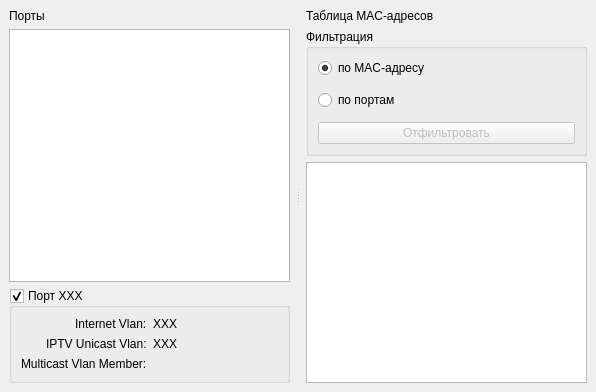
This is gui/switchpagewidget.ui in cwlan2016/access-manager as Qt 5 draws it before an edit. The edited form follows.
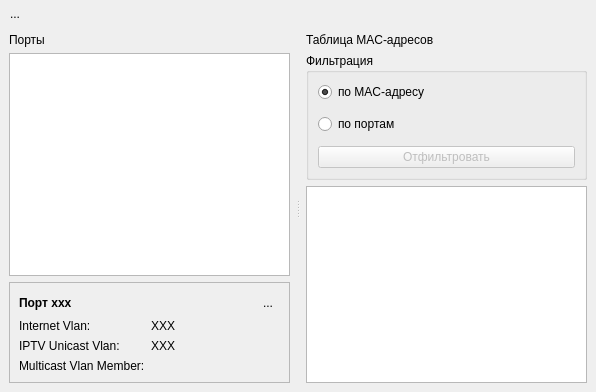
This is the edited form. Icons and pictures are not drawn. Custom widgets are drawn as their Qt base class.

Commit message: Changes: * Full redesign interface app * Fixed bug get info from devices * Merge EditDslamBoardTablePageWidget with DslamPageWidget * Remove unused image * Bump version app * Some refactoring * 16x16 images replace on 22x22 images

Patch:
```diff
--- a/gui/switchpagewidget.ui
+++ b/gui/switchpagewidget.ui
@@ -29,6 +29,43 @@
    <property name="bottomMargin">
     <number>3</number>
    </property>
+   <item>
+    <layout class="QHBoxLayout" name="horizontalLayout">
+     <item>
+      <widget class="QToolButton" name="saveConfigButton">
+       <property name="text">
+        <string>...</string>
+       </property>
+       <property name="icon">
+        <iconset resource="../resource.qrc">
+         <normaloff>:/images/save.png</normaloff>:/images/save.png</iconset>
+       </property>
+       <property name="iconSize">
+        <size>
+         <width>24</width>
+         <height>24</height>
+        </size>
+       </property>
+       <property name="autoRaise">
+        <bool>true</bool>
+       </property>
+      </widget>
+     </item>
+     <item>
+      <spacer name="horizontalSpacer">
+       <property name="orientation">
+        <enum>Qt::Horizontal</enum>
+       </property>
+       <property name="sizeHint" stdset="0">
+        <size>
+         <width>40</width>
+         <height>20</height>
+        </size>
+       </property>
+      </spacer>
+     </item>
+    </layout>
+   </item>
    <item>
     <widget class="QSplitter" name="splitter">
      <property name="orientation">
@@ -78,17 +115,50 @@
         </widget>
        </item>
        <item>
-        <widget class="QGroupBox" name="portInfoGroupBox">
-         <property name="title">
-          <string>Порт XXX</string>
+        <widget class="QFrame" name="portInfoFrame">
+         <property name="frameShape">
+          <enum>QFrame::StyledPanel</enum>
          </property>
-         <property name="checkable">
+         <property name="frameShadow">
+          <enum>QFrame::Raised</enum>
+         </property>
+         <layout class="QVBoxLayout" name="verticalLayout">
+          <item>
+           <layout class="QHBoxLayout" name="horizontalLayout_2">
+            <item>
+             <widget class="QLabel" name="portInfoLabel">
+              <property name="font">
+               <font>
+                <weight>75</weight>
+                <bold>true</bold>
+               </font>
+              </property>
+              <property name="text">
+               <string>Порт xxx</string>
+              </property>
+             </widget>
+            </item>
+            <item>
+             <widget class="QToolButton" name="closePortInfoButton">
+              <property name="toolTip">
+               <string>Закрыть</string>
+              </property>
+              <property name="text">
+               <string>...</string>
+              </property>
+              <property name="icon">
+               <iconset resource="../resource.qrc">
+                <normaloff>:/images/close.png</normaloff>:/images/close.png</iconset>
+              </property>
+              <property name="autoRaise">
           <bool>true</bool>
          </property>
-         <layout class="QFormLayout" name="formLayout">
-          <property name="labelAlignment">
-           <set>Qt::AlignRight|Qt::AlignTrailing|Qt::AlignVCenter</set>
-          </property>
+             </widget>
+            </item>
+           </layout>
+          </item>
+          <item>
+           <layout class="QFormLayout" name="formLayout_3">
           <item row="0" column="0">
            <widget class="QLabel" name="portInetVlanDescLabel">
             <property name="text">
@@ -96,13 +166,6 @@
             </property>
            </widget>
           </item>
-          <item row="0" column="1">
-           <widget class="QLabel" name="portInetVlanValueLabel">
-            <property name="text">
-             <string>XXX</string>
-            </property>
-           </widget>
-          </item>
           <item row="1" column="0">
            <widget class="QLabel" name="portIptvVlanDescLabel">
             <property name="text">
@@ -110,13 +173,6 @@
             </property>
            </widget>
           </item>
-          <item row="1" column="1">
-           <widget class="QLabel" name="portIptvVlanValueLabel">
-            <property name="text">
-             <string>XXX</string>
-            </property>
-           </widget>
-          </item>
           <item row="2" column="0">
            <widget class="QLabel" name="multicastVlanDescLabel">
             <property name="text">
@@ -124,6 +180,13 @@
             </property>
            </widget>
           </item>
+            <item row="0" column="1">
+             <widget class="QLabel" name="portInetVlanValueLabel">
+              <property name="text">
+               <string>XXX</string>
+              </property>
+             </widget>
+            </item>
           <item row="2" column="1">
            <widget class="QLabel" name="multicastVlanValueLabel">
             <property name="text">
@@ -131,6 +194,15 @@
             </property>
            </widget>
           </item>
+            <item row="1" column="1">
+             <widget class="QLabel" name="portIptvVlanValueLabel">
+              <property name="text">
+               <string>XXX</string>
+              </property>
+             </widget>
+            </item>
+           </layout>
+          </item>
          </layout>
         </widget>
        </item>
```
Left out of the diff: 25 changed lines with no effect on the pictures. Lines whose indentation alone changed are shown as unchanged. The commit also changes 41 other files.
